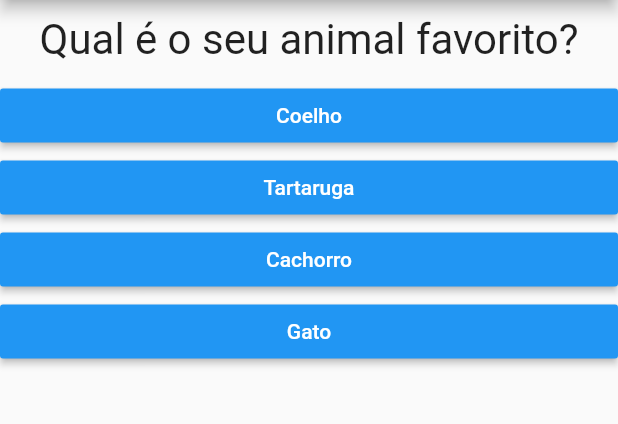
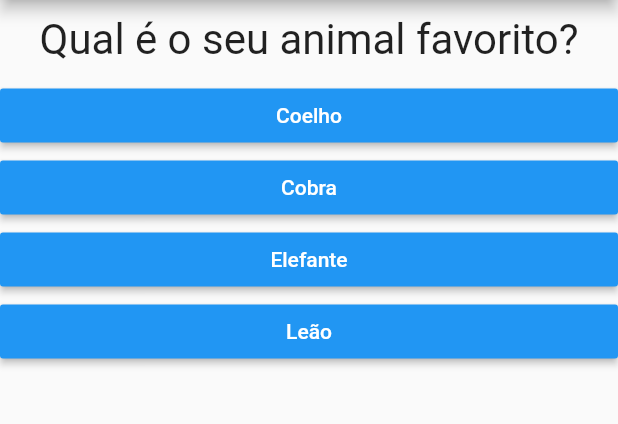
Before and after one commit to andersonpsilvaa/Flutter_Dart, a Flutter app: the screen it shows after launch, after a tap on "Preto", on a phone screen of 412 x 824 dp, the part 84-508 px from its top. Run offline on Flutter 3.47's test engine with Material 2 defaults, Android fonts, the phone set to English and light mode, and no system bars.

Commit message:
Aula 09-03

```diff
--- a/Flutter & Dart/Projetos/projeto_perguntas/lib/main.dart
+++ b/Flutter & Dart/Projetos/projeto_perguntas/lib/main.dart
@@ -1,6 +1,6 @@
 import 'package:flutter/material.dart';
-import './questao.dart';
-import './resposta.dart';
+import './resultado.dart';
+import './questionario.dart';
 
 main() => runApp(new PerguntaApp());
 
@@ -8,47 +8,75 @@ main() => runApp(new PerguntaApp());
 // Com 'underline' o método/função/atributo fica PRIVADO
 class _PerguntaAppState extends State<PerguntaApp> {
   var _perguntaSelecionada = 0;
+  var _pontuacaoTotal = 0;
+
+  // Lista MAP de Perguntas e respostas
+  final _perguntas = const [
+    {
+      'texto': 'Qual é a sua cor favorita?',
+      'respostas': [
+        {'texto': 'Preto', 'pontuacao': 10},
+        {'texto': 'Vermelho', 'pontuacao': 5},
+        {'texto': 'Verde', 'pontuacao': 3},
+        {'texto': 'Branco', 'pontuacao': 1},
+      ],
+    },
+    {
+      'texto': 'Qual é o seu animal favorito?',
+      'respostas': [
+        {'texto': 'Coelho', 'pontuacao': 10},
+        {'texto': 'Cobra', 'pontuacao': 5},
+        {'texto': 'Elefante', 'pontuacao': 3},
+        {'texto': 'Leão', 'pontuacao': 1},
+      ],
+    },
+    {
+      'texto': 'Qual é o seu instrutor favorito?',
+      'respostas': [
+        {'texto': 'Leo', 'pontuacao': 10},
+        {'texto': 'Maria', 'pontuacao': 5},
+        {'texto': 'João', 'pontuacao': 3},
+        {'texto': 'Pedro', 'pontuacao': 1},
+      ],
+    }
+  ];
 
   // setState atualiza o estado
-  void _responder() {
+  void _responder(int pontuacao) {
+    if (temPerguntaSelecionada) {
+      setState(() {
+        _perguntaSelecionada++;
+        _pontuacaoTotal += pontuacao;
+      });
+    }
+  }
+
+  void _reiniciarQuestionario() {
     setState(() {
-      _perguntaSelecionada++;
+      _perguntaSelecionada = 0;
+      _pontuacaoTotal = 0;
     });
+  }
+
+  bool get temPerguntaSelecionada {
+    return _perguntaSelecionada < _perguntas.length;
   }
 
   //Cabeçalho do APP
   Widget build(BuildContext context) {
-    // Lista de Perguntas e respostas
-    final List<Map<String, Object>> perguntas = [
-      {
-        'texto': 'Qual é a sua cor favorita?',
-        'respostas': ['Preto', 'Vermelho', 'Verde', 'Branco']
-      },
-      {
-        'texto': 'Qual é o seu animal favorito?',
-        'respostas': ['Coelho', 'Tartaruga', 'Cachorro', 'Gato']
-      },
-      {
-        'texto': 'Qual seu instrutor favorito',
-        'respostas': ['Maria', 'João', 'Leo', 'Pedro']
-      }
-    ];
-
-    List<String> respostas = perguntas[_perguntaSelecionada]['respostas'];
-
     return MaterialApp(
       home: Scaffold(
         appBar: AppBar(
           title: Text('Perguntas'),
         ),
         // Corpo com a Pergunta Selecionada
-        body: Column(
-          children: <Widget>[
-            Questao(perguntas[_perguntaSelecionada]['texto']),
-            // Botões com as Respostas
-            ...respostas.map((t) => Resposta(t, _responder)).toList(),
-          ],
-        ),
+        body: temPerguntaSelecionada
+            ? Questionario(
+                perguntas: _perguntas,
+                perguntaSelecionada: _perguntaSelecionada,
+                quandoResponder: _responder,
+              )
+            : Resultado(_pontuacaoTotal, _reiniciarQuestionario),
       ),
     );
   }
--- /dev/null
+++ b/Flutter & Dart/Projetos/projeto_perguntas/lib/questionario.dart
@@ -0,0 +1,37 @@
+import 'package:flutter/material.dart';
+import './questao.dart';
+import './resposta.dart';
+
+class Questionario extends StatelessWidget {
+  final List<Map<String, Object>> perguntas;
+  final int perguntaSelecionada;
+  final void Function(int) quandoResponder;
+
+  // @required coloca o campo como obrigatório
+  Questionario(
+      {@required this.perguntas,
+      @required this.perguntaSelecionada,
+      @required this.quandoResponder});
+
+  bool get temPerguntaSelecionada {
+    return perguntaSelecionada < perguntas.length;
+  }
+
+  @override
+  Widget build(BuildContext context) {
+    // Se tem pergunta selecionada, mostra, senão fica nulo
+    List<Map<String, Object>> respostas = temPerguntaSelecionada
+        ? perguntas[perguntaSelecionada]['respostas']
+        : null;
+    return Column(
+      children: <Widget>[
+        Questao(perguntas[perguntaSelecionada]['texto']),
+        // Botões com as Respostas
+        ...respostas
+            .map((resp) => Resposta(
+                resp['texto'], () => quandoResponder(resp['pontuacao'])))
+            .toList(),
+      ],
+    );
+  }
+}
```
Also changed, not shown: Flutter & Dart/Projetos/projeto_perguntas/lib/resultado.dart (added, +40 -0 lines), 1 other file.
